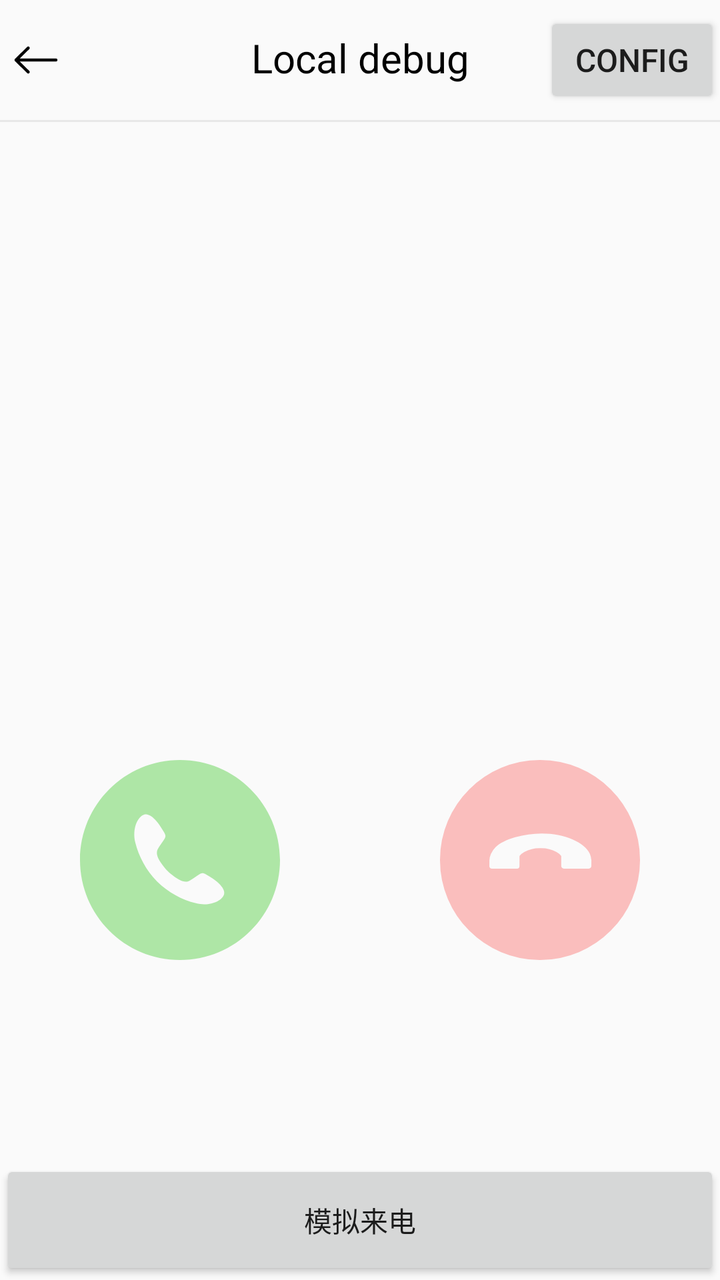
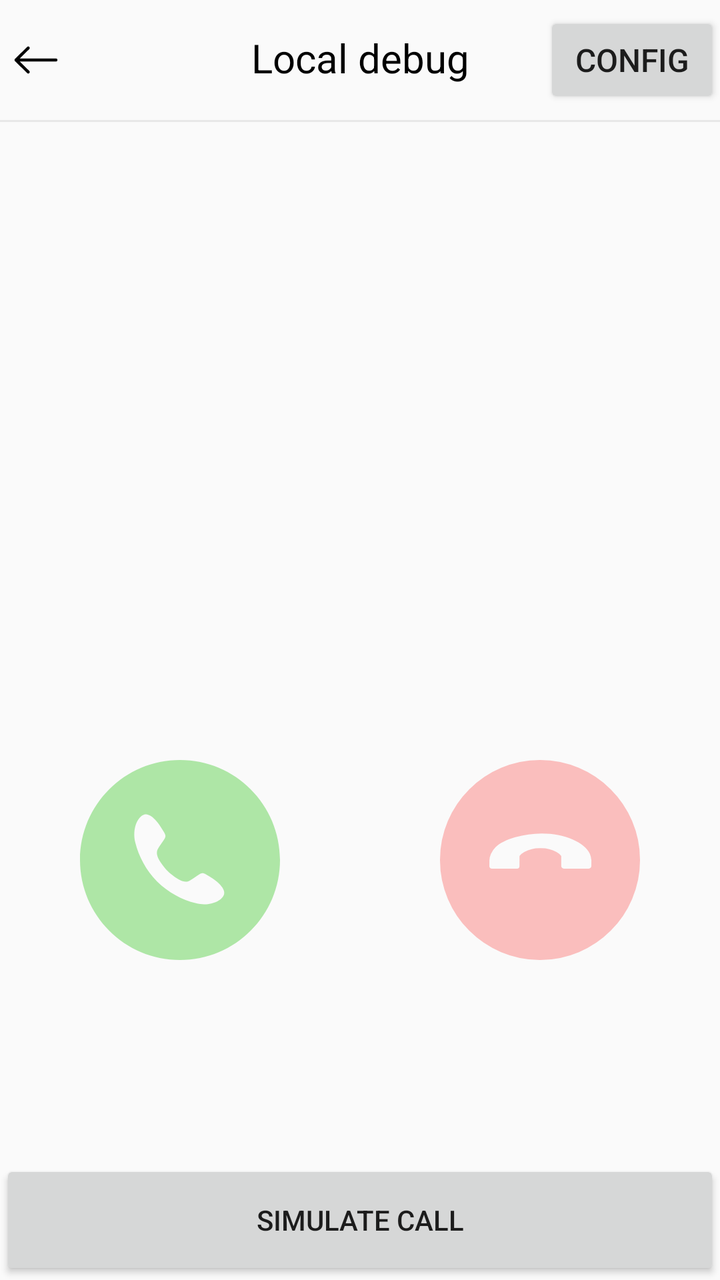

The first picture is an Android layout as it rendered before a commit; the second is the same layout after the commit. The layout source and the unified diff follow.
<!-- AndroidManifest.xml: another module's application theme Theme.AppCompat.DayNight.NoActionBar -->
<!-- res/layout/activity_local_testing_main.xml -->
<?xml version="1.0" encoding="utf-8"?>
<LinearLayout xmlns:android="http://schemas.android.com/apk/res/android"
    xmlns:app="http://schemas.android.com/apk/res-auto"
    xmlns:tools="http://schemas.android.com/tools"
    android:layout_width="match_parent"
    android:layout_height="match_parent"
    android:orientation="vertical"
    tools:context=".LocalTestingMainActivity">
    <FrameLayout
        android:layout_width="match_parent"
        android:layout_height="60dp">
        <ImageView
            android:id="@+id/back_icon"
            android:layout_width="wrap_content"
            android:layout_height="wrap_content"
            android:src="@drawable/icon_back"
            android:layout_gravity="start|center_vertical"/>
        <TextView
            android:layout_width="match_parent"
            android:layout_height="match_parent"
            android:gravity="center"
            android:includeFontPadding="false"
            android:textColor="@color/black"
            android:textSize="20sp"
            android:text="@string/local_debug"/>
        <Button
            android:id="@+id/btn_setting"
            android:layout_gravity="right|center_vertical"
            android:layout_width="wrap_content"
            android:layout_height="wrap_content"
            android:paddingTop="8dp"
            android:paddingBottom="8dp"
            android:textSize="16sp"
            android:text="@string/config_btn"/>
    </FrameLayout>
    <View
        android:layout_width="match_parent"
        android:layout_height="1dp"
        android:background="#e7e7e7"/>
    <LinearLayout
        android:layout_width="match_parent"
        android:layout_height="match_parent"
        android:orientation="vertical">

        <LinearLayout
            android:layout_width="match_parent"
            android:layout_height="0dp"
            android:layout_weight="1"
            android:gravity="center|bottom"
            android:paddingBottom="100dp"
            android:orientation="horizontal">
            <Button
                android:id="@+id/btn_fake_incall"
                android:layout_width="100dp"
                android:layout_height="100dp"
                android:enabled="false"
                android:background="@drawable/button_answer_selector"/>

            <Button
                android:layout_marginLeft="80dp"
                android:id="@+id/btn_fake_endcall"
                android:layout_width="100dp"
                android:layout_height="100dp"
                android:enabled="false"
                android:background="@drawable/button_hangup_selector"/>
        </LinearLayout>

        <Button
            android:id="@+id/btn_fake_precall"
            android:layout_width="match_parent"
            android:layout_height="60dp"
            android:text="模拟来电" />
    </LinearLayout>




</LinearLayout>
<!-- resources referenced by this layout -->
<resources>
  <color name="black">#FF000000</color>
  <!-- drawable button_answer_selector (drawable) -->
  <?xml version="1.0" encoding="utf-8"?>
  <selector xmlns:tools="http://schemas.android.com/tools" xmlns:android="http://schemas.android.com/apk/res/android">
      <item android:drawable="@drawable/answer" android:state_enabled="true" />
      <item android:drawable="@drawable/answer_unable" tools:ignore="StateListReachable" />
  </selector>
  <!-- drawable button_hangup_selector (drawable) -->
  <?xml version="1.0" encoding="utf-8"?>
  <selector xmlns:tools="http://schemas.android.com/tools" xmlns:android="http://schemas.android.com/apk/res/android">
      <item android:drawable="@drawable/hangup" android:state_enabled="true" />
      <item android:drawable="@drawable/hangup_unable" tools:ignore="StateListReachable" />
  </selector>
  <!-- drawable icon_back (drawable) -->
  <vector xmlns:android="http://schemas.android.com/apk/res/android"
      android:width="36dp"
      android:height="36dp"
      android:viewportWidth="36"
      android:viewportHeight="36">
    <path
        android:pathData="M28,18L8,18M14.12,24L8,18L14.12,12"
        android:strokeLineJoin="round"
        android:strokeWidth="1.500000"
        android:fillColor="#00000000"
        android:strokeColor="#000000"
        android:strokeLineCap="round"/>
  </vector>
  <string name="config_btn">Config</string>
  <string name="local_debug">Local debug</string>
  <!-- drawable answer (drawable) -->
  <vector xmlns:android="http://schemas.android.com/apk/res/android"
      android:width="128dp"
      android:height="128dp"
      android:viewportWidth="1024"
      android:viewportHeight="1024">
    <path
        android:pathData="M512,0c282.8,0 512,229.2 512,512S794.8,1024 512,1024 0,794.8 0,512 229.2,0 512,0zM430.8,370.7c-55.2,-98.4 -91.9,-94.4 -100.9,-91.9 -35.4,9.9 -64.1,74.3 -46.6,144.7 17.6,70.8 55,141.5 111.4,198.4 57,56.6 127.8,93.9 198.5,111.5 70.4,17.6 134.9,-11.1 144.7,-46.6 2.4,-9 6.5,-45.6 -92,-100.8 -28.2,-15.9 -26.8,-3.6 -84.4,31.6 -26.9,16.4 -63.4,-10.6 -63.4,-10.6 -2,-1.3 -29.7,-19 -49.5,-38.9 -20.6,-20.6 -39,-49.5 -39,-49.5s-27,-36.5 -10.5,-63.4c35.3,-57.5 47.4,-56.2 31.6,-84.5z"
        android:fillColor="#18C000"/>
  </vector>
  <!-- drawable answer_unable (drawable) -->
  <vector xmlns:android="http://schemas.android.com/apk/res/android"
      android:width="128dp"
      android:height="128dp"
      android:viewportWidth="1024"
      android:viewportHeight="1024">
    <path
        android:pathData="M512,0c282.8,0 512,229.2 512,512S794.8,1024 512,1024 0,794.8 0,512 229.2,0 512,0zM430.8,370.7c-55.2,-98.4 -91.9,-94.4 -100.9,-91.9 -35.4,9.9 -64.1,74.3 -46.6,144.7 17.6,70.8 55,141.5 111.4,198.4 57,56.6 127.8,93.9 198.5,111.5 70.4,17.6 134.9,-11.1 144.7,-46.6 2.4,-9 6.5,-45.6 -92,-100.8 -28.2,-15.9 -26.8,-3.6 -84.4,31.6 -26.9,16.4 -63.4,-10.6 -63.4,-10.6 -2,-1.3 -29.7,-19 -49.5,-38.9 -20.6,-20.6 -39,-49.5 -39,-49.5s-27,-36.5 -10.5,-63.4c35.3,-57.5 47.4,-56.2 31.6,-84.5z"
        android:fillColor="#5518C000"/>
  </vector>
  <!-- unchanged entries left out for length: 2 -->
</resources>

<!-- the commit's change to res/layout/activity_local_testing_main.xml (unified diff, before → after) -->
@@ -69,7 +69,8 @@
             android:id="@+id/btn_fake_precall"
             android:layout_width="match_parent"
             android:layout_height="60dp"
-            android:text="模拟来电" />
+            android:text="@string/simulate_call" />
+
     </LinearLayout>
 
 
<!-- resource entries referenced after the edit -->
@@ -29,6 +29,7 @@
   </vector>
   <string name="config_btn">Config</string>
   <string name="local_debug">Local debug</string>
+  <string name="simulate_call">Simulate call</string>
   <!-- drawable answer (drawable) -->
   <vector xmlns:android="http://schemas.android.com/apk/res/android"
       android:width="128dp"
